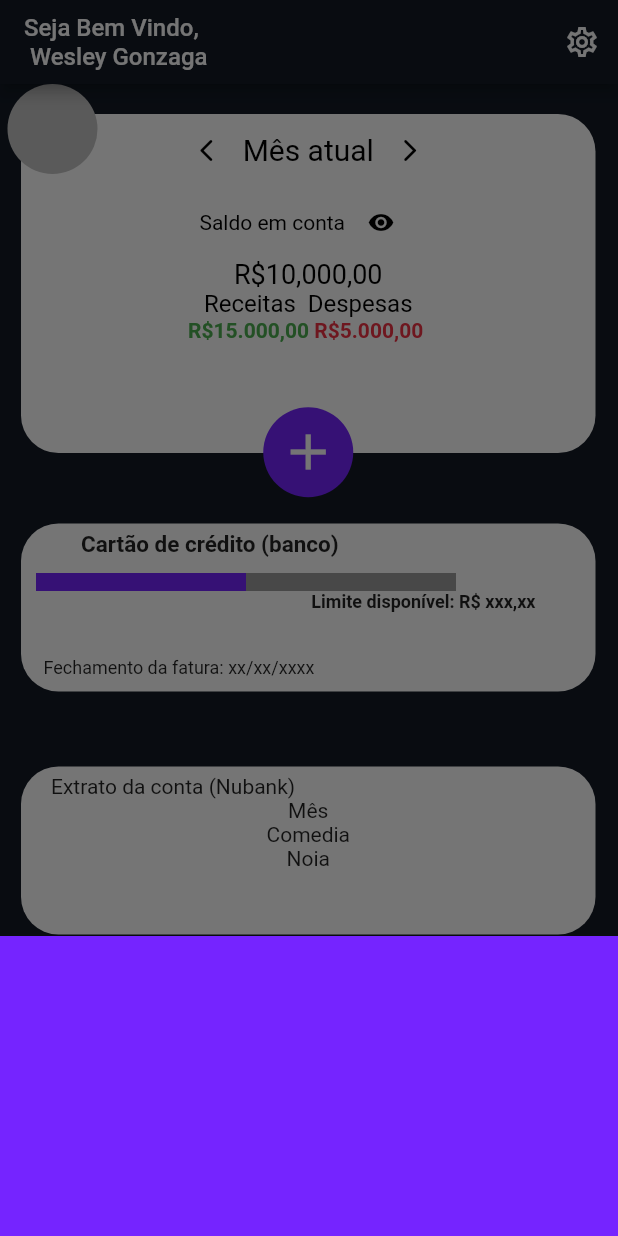
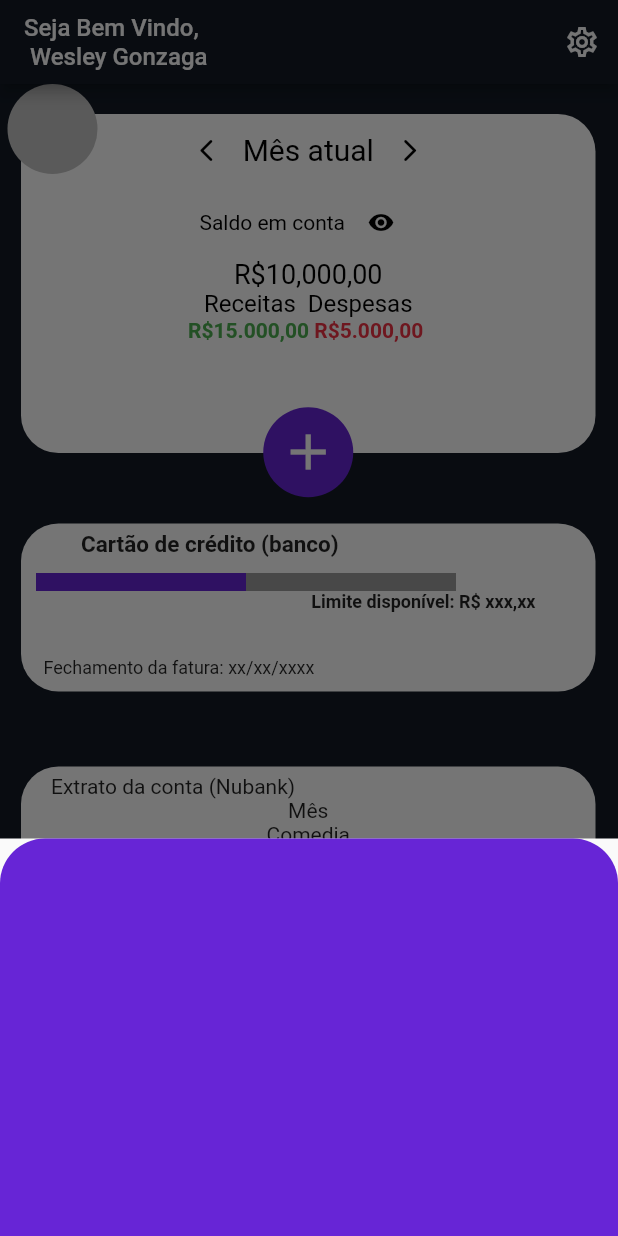
Before and after one commit to Mateusvff/FinX, a Flutter app: the screen it shows after launch, after a tap on the "add" icon, on a phone screen of 412 x 824 dp. Run offline on Flutter 3.47's test engine with Material 2 defaults, Android fonts, the phone set to English and light mode, and no system bars; drawn by our look-alikes of percent_indicator.

Commit message:
V1.055
Mudou o roxo
Aumentou  o container

```diff
--- a/lib/Cores.dart
+++ b/lib/Cores.dart
@@ -1,7 +1,7 @@
 import 'package:flutter/material.dart';
 
 const customBg = const Color(0xff131b26); // Nosso BackGround
-const customPurple = const Color(0xff7524ff); // Cor Principal
+const customPurple = const Color(0xff6725D6); // Cor Principal
 const customRed = const Color(0xfff03244); // Vermelho Customizado
 const customCyan = const Color(0xff00d5e2); // Ciano Customizado
 const customPink = const Color(0xfffc00e3); // Rosa Customizado
--- a/lib/screens/home.dart
+++ b/lib/screens/home.dart
@@ -161,8 +161,12 @@ class _HomeState extends State<Home> {
                             context: context,
                             builder: (BuildContext context) {
                               return Container(
-                                height: 200,
-                                color: customPurple,
+                                height: 265,
+                                decoration: BoxDecoration(
+                                    color: customPurple,
+                                    borderRadius: const BorderRadius.only(
+                                        topLeft: Radius.circular(30),
+                                        topRight: Radius.circular(30))),
                               );
                             });
                       }, /* Abre container de Adicionar Despesa ou Receita */
```
